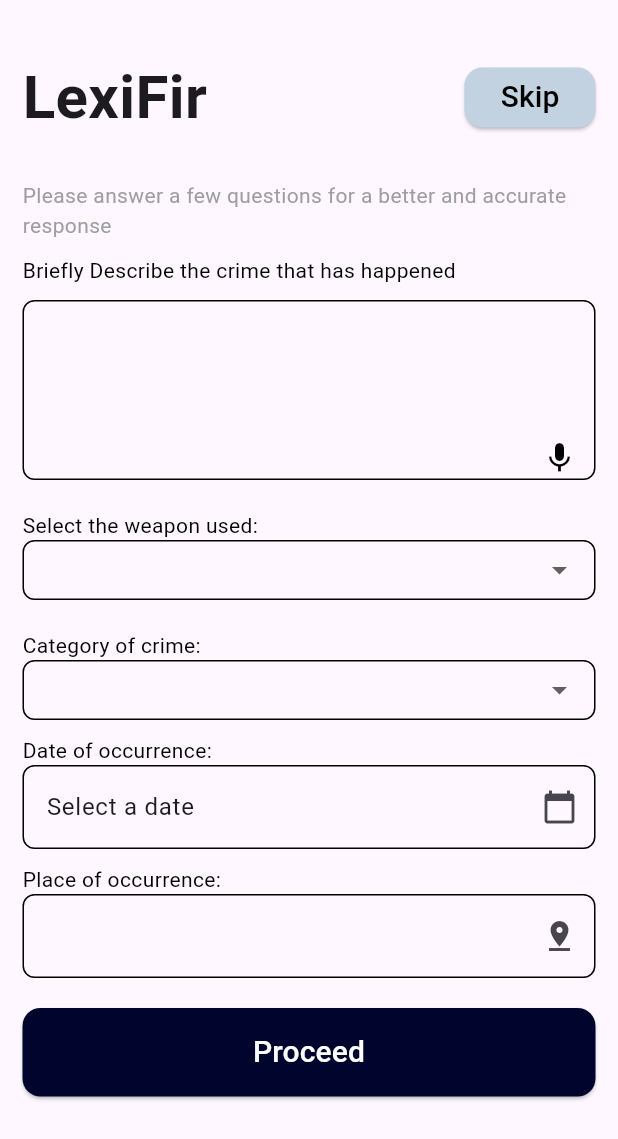
After one commit to imksprateek/LexiFIR, a Flutter app: the FillFir screen opened directly, on a phone screen of 412 x 824 dp. The commit adds this screen. Shown: the top 1139 px of the screen. Run offline on Flutter 3.47's test engine with Material 3 defaults, Android fonts, the phone set to English and light mode, and no system bars; our stand-ins replace audioplayers, carousel_slider, shared_preferences, speech_to_text; missing offline and left inert: hyperlink; accounts and stored records are empty.

Commit message:
FIR screen implemented

```diff
--- a/app-client/lib/pages/HomeScreen.dart
+++ b/app-client/lib/pages/HomeScreen.dart
@@ -1,7 +1,8 @@
+import 'package:app_client/pages/fir_screen1.dart';
 import 'package:shared_preferences/shared_preferences.dart';
 import 'package:flutter/material.dart';
 import 'package:app_client/services/functions/Logout.dart';
-import 'package:app_client/pages/fir_screen.dart';
+import 'package:app_client/pages/fir_screen2.dart';
 import 'package:app_client/services/functions/NewsApi.dart';
 import 'package:app_client/services/functions/TexttoSpeech.dart';
 import 'package:app_client/utils/carasouel.dart';
@@ -37,7 +38,7 @@ class _HomescreenState extends State<Homescreen> {
 
   void ontap_fir() {
     Navigator.of(context).push(MaterialPageRoute(
-      builder: (context) => const FirAiScreen(),
+      builder: (context) => const FillFir(),
     ));
   }
 
@@ -49,7 +50,10 @@ class _HomescreenState extends State<Homescreen> {
         body: Column(
           crossAxisAlignment: CrossAxisAlignment.start,
           children: [
-            Stack(children: [
+            Container(
+              height: 380,
+
+              child: Stack(children: [
                 Image.asset('lib/images/rect.png'),
                 Row(
 
@@ -107,10 +111,11 @@ $username,''',
                     ),
                   ),
                 ),
-
-            ]),
-
-            Padding(
+                Positioned(
+                  top: 240,
+                  right: 2,
+                 left: 1,
+                  child: Padding(
                     padding: const EdgeInsets.only(left: 10, right: 8),
                     child: Container(
                       height: 120,
@@ -129,6 +134,12 @@ $username,''',
                       ),
                     ),
                   ),
+                ),
+
+              ]),
+            ),
+
+
 
             const SizedBox(
               height: 20,
--- /dev/null
+++ b/app-client/lib/pages/fir_screen1.dart
@@ -0,0 +1,288 @@
+import 'package:app_client/pages/fir_screen2.dart';
+import 'package:app_client/utils/colors.dart';
+import 'package:flutter/material.dart';
+
+class FillFir extends StatefulWidget {
+  const FillFir({super.key});
+
+  @override
+  _FillFirState createState() => _FillFirState();
+}
+
+class _FillFirState extends State<FillFir> {
+  // List of weapons
+  final List<String> weapons = [
+    'Knife',
+    'Gun',
+    'Blunt Object',
+    'Explosive',
+    'Poison',
+    'Other',
+  ];
+
+  // List of crime categories
+  final List<String> crimeCategories = [
+    'Theft',
+    'Assault',
+    'Fraud',
+    'Homicide',
+    'Cybercrime',
+    'Other',
+  ];
+
+  String? selectedWeapon;
+  String? selectedCategory;
+  DateTime? selectedDate;
+  String? placeOfOccurrence;
+
+  // Method to show the date picker and set the selected date
+  Future<void> _selectDate(BuildContext context) async {
+    final DateTime? picked = await showDatePicker(
+      context: context,
+      initialDate: DateTime.now(),
+      firstDate: DateTime(2000),
+      lastDate: DateTime(2101),
+    );
+    if (picked != null && picked != selectedDate)
+      setState(() {
+        selectedDate = picked;
+      });
+  }
+
+  @override
+  Widget build(BuildContext context) {
+    // Map weapons and crime categories to DropdownMenuItem
+    final List<DropdownMenuItem<String>> weaponItems = weapons
+        .map((weapon) => DropdownMenuItem(
+      value: weapon,
+      child: Text(weapon),
+    ))
+        .toList();
+
+    final List<DropdownMenuItem<String>> categoryItems = crimeCategories
+        .map((category) => DropdownMenuItem(
+      value: category,
+      child: Text(category),
+    ))
+        .toList();
+
+    return SafeArea(
+      child: Scaffold(
+        body: Padding(
+          padding: EdgeInsets.all(15), // Applies uniform padding
+          child: SingleChildScrollView(
+            child: Column(
+              crossAxisAlignment: CrossAxisAlignment.start,
+              children: [
+                Row(
+                  children: [
+                    SizedBox(height: 100),
+                    Text(
+                      "LexiFir",
+                      style: TextStyle(
+                          fontSize: 40, fontWeight: FontWeight.bold),
+                    ),
+                    Spacer(),
+                    ElevatedButton(
+                      style: ElevatedButton.styleFrom(
+                        backgroundColor: AppBluelight,
+                        shape: RoundedRectangleBorder(
+                            borderRadius: BorderRadius.circular(12)),
+                      ),
+                      onPressed: () {
+                        Navigator.push(context, MaterialPageRoute(builder: (context)=>FirAiScreen())) ;
+                      },
+                      child: Text(
+                        'Skip',
+                        style: TextStyle(color: Colors.black, fontSize: 20),
+                      ),
+                    ),
+                  ],
+                ),
+                SizedBox(height: 5),
+                Text(
+                  'Please answer a few questions for a better and accurate response',
+                  style: TextStyle(color: Colors.grey),
+                ),
+                SizedBox(height: 10),
+                Text(
+                  'Briefly Describe the crime that has happened',
+                  style: TextStyle(color: Colors.black),
+                ),
+                SizedBox(height: 10),
+                Container(
+                  height: 120,
+                  child: TextField(
+                    maxLines: 5,
+                    decoration: InputDecoration(
+                      border: OutlineInputBorder(
+                        borderRadius: BorderRadius.circular(8),
+                        borderSide: BorderSide(color: Colors.black),
+                      ),
+                      enabledBorder: OutlineInputBorder(
+                        borderRadius: BorderRadius.circular(8),
+                        borderSide: BorderSide(color: Colors.black),
+                      ),
+                      focusedBorder: OutlineInputBorder(
+                        borderRadius: BorderRadius.circular(8),
+                        borderSide: BorderSide(color: Colors.black, width: 2),
+                      ),
+                      hintText: '',
+                      hintStyle: TextStyle(color: Colors.grey),
+                      suffixIcon: Padding(
+                        padding: EdgeInsets.only(top: 90),
+                        child: Icon(Icons.mic, color: Colors.black),
+                      ),
+                    ),
+                  ),
+                ),
+                SizedBox(height: 20), // Add space before dropdown
+                Text(
+                  'Select the weapon used:',
+                  style: TextStyle(color: Colors.black),
+                ),
+                Container(
+                  height: 40,
+                  child: DropdownButtonFormField<String>(
+                    items: weaponItems,
+                    onChanged: (value) {
+                      selectedWeapon = value;
+                      print('Selected weapon: $selectedWeapon');
+                    },
+                    decoration: InputDecoration(
+                      enabledBorder: OutlineInputBorder(
+                        borderRadius: BorderRadius.circular(8),
+                        borderSide: BorderSide(color: Colors.black),
+                      ),
+                      focusedBorder: OutlineInputBorder(
+                        borderRadius: BorderRadius.circular(8),
+                        borderSide: BorderSide(color: Colors.black, width: 1),
+                      ),
+                      border: OutlineInputBorder(
+                        borderRadius: BorderRadius.circular(8),
+                      ),
+                      hintText: '',
+                    ),
+                  ),
+                ),
+                SizedBox(height: 20), // Add space before next dropdown
+                Text(
+                  'Category of crime:',
+                  style: TextStyle(color: Colors.black),
+                ),
+                Container(
+                  height: 40,
+                  child: DropdownButtonFormField<String>(
+                    items: categoryItems,
+                    onChanged: (value) {
+                      selectedCategory = value;
+                      print('Selected category: $selectedCategory');
+                    },
+                    decoration: InputDecoration(
+                      enabledBorder: OutlineInputBorder(
+                        borderRadius: BorderRadius.circular(8),
+                        borderSide: BorderSide(color: Colors.black),
+                      ),
+                      focusedBorder: OutlineInputBorder(
+                        borderRadius: BorderRadius.circular(8),
+                        borderSide: BorderSide(color: Colors.black, width: 1),
+                      ),
+                      border: OutlineInputBorder(
+                        borderRadius: BorderRadius.circular(8),
+                      ),
+                      hintText: '',
+                    ),
+                  ),
+                ),
+                SizedBox(height: 10),
+                Text(
+                  'Date of occurrence:',
+                  style: TextStyle(color: Colors.black),
+                ),
+                GestureDetector(
+                  onTap: () => _selectDate(context), // Trigger date picker
+                  child: AbsorbPointer(
+                    child: TextField(
+                      controller: TextEditingController(
+                        text: selectedDate == null
+                            ? 'Select a date'
+                            : '${selectedDate!.toLocal()}'.split(' ')[0], // Format date
+                      ),
+                      decoration: InputDecoration(
+                        border: OutlineInputBorder(
+                          borderRadius: BorderRadius.circular(8),
+                          borderSide: BorderSide(color: Colors.black),
+                        ),
+                        enabledBorder: OutlineInputBorder(
+                          borderRadius: BorderRadius.circular(8),
+                          borderSide: BorderSide(color: Colors.black),
+                        ),
+                        focusedBorder: OutlineInputBorder(
+                          borderRadius: BorderRadius.circular(8),
+                          borderSide: BorderSide(color: Colors.black, width: 2),
+                        ),
+                        hintText: 'Select a date',
+                        suffixIcon: Icon(Icons.calendar_today),
+                      ),
+                    ),
+                  ),
+                ),
+                SizedBox(height: 10),
+                Text(
+                  'Place of occurrence:',
+                  style: TextStyle(color: Colors.black),
+                ),
+                TextField(
+                  onChanged: (value) {
+                    setState(() {
+                      placeOfOccurrence = value;
+                    });
+                  },
+                  decoration: InputDecoration(
+                    border: OutlineInputBorder(
+                      borderRadius: BorderRadius.circular(8),
+                      borderSide: BorderSide(color: Colors.black),
+                    ),
+                    enabledBorder: OutlineInputBorder(
+                      borderRadius: BorderRadius.circular(8),
+                      borderSide: BorderSide(color: Colors.black),
+                    ),
+                    focusedBorder: OutlineInputBorder(
+                      borderRadius: BorderRadius.circular(8),
+                      borderSide: BorderSide(color: Colors.black, width: 2),
+                    ),
+                    hintText: '',
+                    suffixIcon: Icon(Icons.pin_drop ),
+                    hintStyle: TextStyle(color: Colors.grey),
+                  ),
+                ),
+                SizedBox(
+                  height: 20,
+                ),
+                Center(child:   ElevatedButton(
+                  style: ElevatedButton.styleFrom(
+                    backgroundColor: AppBlue, // Assuming AppBlue is defined
+                    shape: RoundedRectangleBorder(
+                      borderRadius: BorderRadius.circular(12),
+                    ),
+                  ),
+                  onPressed: () {},
+                  child: Container(
+                    width: double.infinity, // This makes the button stretch across the screen
+                    padding: EdgeInsets.symmetric(vertical: 15), // Adjust vertical padding to elongate vertically
+                    child: Text(
+                      'Proceed',
+                      style: TextStyle(color: Colors.white, fontSize: 20),
+                      textAlign: TextAlign.center, // Ensures the text is centered
+                    ),
+                  ),
+                ),
+                )
+              ],
+            ),
+          ),
+        ),
+      ),
+    );
+  }
+}
--- a/app-client/lib/pages/fir_screen.dart
+++ b/app-client/lib/pages/fir_screen2.dart
@@ -15,7 +15,10 @@ class _FirAiScreenState extends State<FirAiScreen> {
   @override
   Widget build(BuildContext context) {
     return Scaffold(
-      appBar: AppBar(),
+      backgroundColor: Colors.white,
+      appBar: AppBar(
+        backgroundColor: Colors.white,
+      ),
       drawer: const Drawer(
         child: Column(
           children: [Text("Chat History")],
@@ -35,7 +38,9 @@ class _FirAiScreenState extends State<FirAiScreen> {
               Padding(
                 padding: const EdgeInsets.all(10.0),
                 child: Container(
+
                   decoration: BoxDecoration(
+                    color: Colors.white,
                     borderRadius: BorderRadius.circular(15),
                     border: Border.all(color: Colors.black),
                   ),
@@ -77,7 +82,7 @@ class _FirAiScreenState extends State<FirAiScreen> {
                 width: 200,
 
                 decoration: BoxDecoration(
-                  color: LightBrown, // Replace with your desired color
+                  color: Appbluelight2, // Replace with your desired color
                   borderRadius: BorderRadius.circular(20), // Rounds the edges
                   boxShadow: [
                     BoxShadow(
@@ -89,15 +94,19 @@ class _FirAiScreenState extends State<FirAiScreen> {
                   ],
                 ), // You can replace this with any color
                 child: Center(
-                    child: Column(children: [
+                    child: Column(
+                      mainAxisAlignment: MainAxisAlignment.center,
+                        crossAxisAlignment: CrossAxisAlignment.center,
+                        children: [
                   IconButton(
                       onPressed: () {},
                       icon: Icon(
                         Icons.attach_file,
                         size: 100,
-                        color: Colors.brown,
+                        color: Colors.white,
                       )),
-                  Text("Click here to")
+                  Center(child: Text('''      Click here to Attach
+ Documents or Start Typing'''  ,style: TextStyle(color: Colors.white),))
                 ])),
               ),
             ),
--- a/app-client/lib/utils/circle_container.dart
+++ b/app-client/lib/utils/circle_container.dart
@@ -21,13 +21,13 @@ class CircleContainer extends StatelessWidget {
             height: 60, // Specify the height
             decoration: BoxDecoration(
               shape: BoxShape.circle,
-              color: AppBlue,
+              color: Color(0xFFcee8ff),
 
               // Optional: Add a color to visualize the circle
             ),
             child: Icon(
               icon,
-              color: Colors.white,
+              color: Colors.black,
             ),
           ),
         ),
--- a/app-client/lib/utils/colors.dart
+++ b/app-client/lib/utils/colors.dart
@@ -1,3 +1,5 @@
 import 'package:flutter/material.dart';
 Color LightBrown = Color(0xFFffedd8) ;
 Color AppBlue = Color(0xFF01042d) ;
+Color AppBluelight = Color(0xFFc3d2e0) ;
+Color Appbluelight2 = Color(0xFF394360) ;
```
Lines whose indentation alone changed are shown as unchanged.
